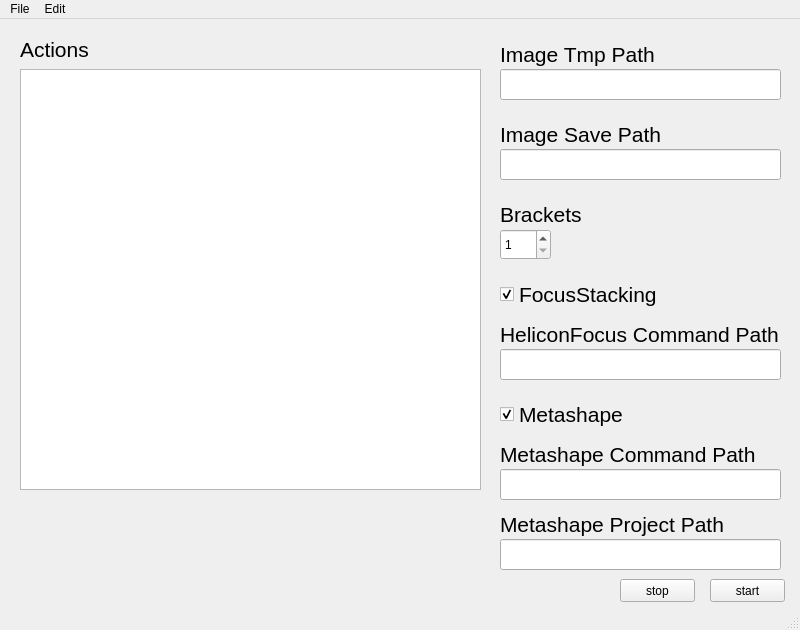
Old version of the form MainWindow.ui in the repository InteractiveGraphicsLab/StackShot3XAutoShooter.
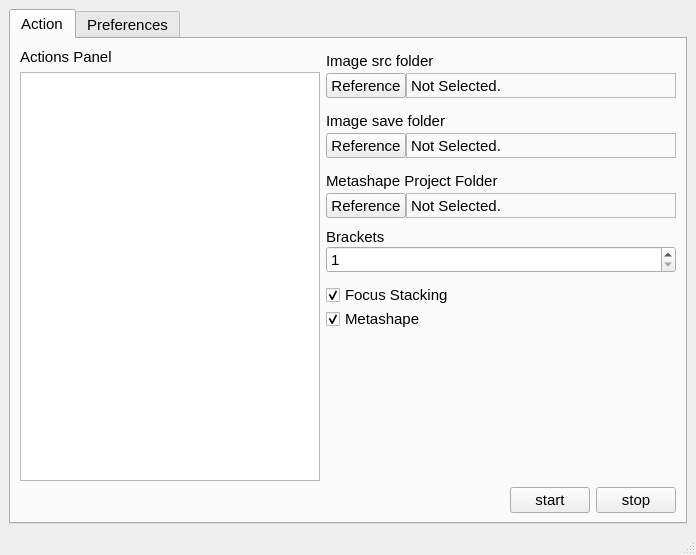
New version of the form.

```diff
--- a/MainWindow.ui
+++ b/MainWindow.ui
@@ -6,316 +6,723 @@
    <rect>
     <x>0</x>
     <y>0</y>
-    <width>800</width>
-    <height>630</height>
+    <width>696</width>
+    <height>555</height>
    </rect>
   </property>
+  <property name="font">
+   <font>
+    <pointsize>10</pointsize>
+   </font>
+  </property>
   <property name="windowTitle">
    <string>MainWindow</string>
   </property>
   <widget class="QWidget" name="centralwidget">
-   <widget class="QPlainTextEdit" name="actionsText">
-    <property name="geometry">
-     <rect>
-      <x>20</x>
-      <y>50</y>
-      <width>461</width>
-      <height>421</height>
-     </rect>
-    </property>
-   </widget>
-   <widget class="QPushButton" name="startButton">
-    <property name="geometry">
-     <rect>
-      <x>710</x>
-      <y>560</y>
-      <width>75</width>
-      <height>23</height>
-     </rect>
-    </property>
-    <property name="text">
-     <string>start</string>
-    </property>
-   </widget>
-   <widget class="QPushButton" name="stopButton">
-    <property name="geometry">
-     <rect>
-      <x>620</x>
-      <y>560</y>
-      <width>75</width>
-      <height>23</height>
-     </rect>
-    </property>
-    <property name="text">
-     <string>stop</string>
-    </property>
-   </widget>
-   <widget class="QLabel" name="actionsLabel">
-    <property name="geometry">
-     <rect>
-      <x>20</x>
-      <y>20</y>
-      <width>81</width>
-      <height>21</height>
-     </rect>
-    </property>
-    <property name="font">
-     <font>
-      <pointsize>16</pointsize>
-     </font>
-    </property>
-    <property name="text">
-     <string>Actions</string>
-    </property>
-   </widget>
-   <widget class="QLabel" name="imageTmpPathLabel">
-    <property name="geometry">
-     <rect>
-      <x>500</x>
-      <y>20</y>
-      <width>161</width>
-      <height>31</height>
-     </rect>
-    </property>
-    <property name="font">
-     <font>
-      <pointsize>16</pointsize>
-     </font>
-    </property>
-    <property name="text">
-     <string>Image Tmp Path</string>
-    </property>
-   </widget>
-   <widget class="QLabel" name="imageSavePathLabel">
-    <property name="geometry">
-     <rect>
-      <x>500</x>
-      <y>100</y>
-      <width>161</width>
-      <height>31</height>
-     </rect>
-    </property>
-    <property name="font">
-     <font>
-      <pointsize>16</pointsize>
-     </font>
-    </property>
-    <property name="text">
-     <string>Image Save Path</string>
-    </property>
-   </widget>
-   <widget class="QLineEdit" name="imageTmpPath">
-    <property name="geometry">
-     <rect>
-      <x>500</x>
-      <y>50</y>
-      <width>281</width>
-      <height>31</height>
-     </rect>
-    </property>
-   </widget>
-   <widget class="QLineEdit" name="imageSavePath">
-    <property name="geometry">
-     <rect>
-      <x>500</x>
-      <y>130</y>
-      <width>281</width>
-      <height>31</height>
-     </rect>
-    </property>
-   </widget>
-   <widget class="QLabel" name="bracketsLabel">
-    <property name="geometry">
-     <rect>
-      <x>500</x>
-      <y>180</y>
-      <width>111</width>
-      <height>31</height>
-     </rect>
-    </property>
-    <property name="font">
-     <font>
-      <pointsize>16</pointsize>
-     </font>
-    </property>
-    <property name="text">
-     <string>Brackets</string>
-    </property>
-   </widget>
-   <widget class="QSpinBox" name="brackets">
-    <property name="geometry">
-     <rect>
-      <x>500</x>
-      <y>210</y>
-      <width>51</width>
-      <height>31</height>
-     </rect>
-    </property>
-    <property name="minimum">
-     <number>1</number>
-    </property>
-   </widget>
-   <widget class="QCheckBox" name="doFocusStacking">
-    <property name="geometry">
-     <rect>
-      <x>500</x>
-      <y>260</y>
-      <width>161</width>
-      <height>31</height>
-     </rect>
-    </property>
-    <property name="font">
-     <font>
-      <pointsize>16</pointsize>
-     </font>
-    </property>
-    <property name="text">
-     <string>FocusStacking</string>
-    </property>
-    <property name="checkable">
-     <bool>true</bool>
-    </property>
-    <property name="checked">
-     <bool>true</bool>
-    </property>
-    <property name="tristate">
-     <bool>false</bool>
-    </property>
-   </widget>
-   <widget class="QLineEdit" name="heliconFocusCommandPath">
-    <property name="geometry">
-     <rect>
-      <x>500</x>
-      <y>330</y>
-      <width>281</width>
-      <height>31</height>
-     </rect>
-    </property>
-   </widget>
-   <widget class="QLabel" name="heliconFocusCommandPathLabel">
-    <property name="geometry">
-     <rect>
-      <x>500</x>
-      <y>300</y>
-      <width>281</width>
-      <height>31</height>
-     </rect>
-    </property>
-    <property name="font">
-     <font>
-      <pointsize>16</pointsize>
-     </font>
-    </property>
-    <property name="text">
-     <string>HeliconFocus Command Path</string>
-    </property>
-   </widget>
-   <widget class="QCheckBox" name="doMetashape">
-    <property name="geometry">
-     <rect>
-      <x>500</x>
-      <y>380</y>
-      <width>161</width>
-      <height>31</height>
-     </rect>
-    </property>
-    <property name="font">
-     <font>
-      <pointsize>16</pointsize>
-     </font>
-    </property>
-    <property name="text">
-     <string>Metashape</string>
-    </property>
-    <property name="checkable">
-     <bool>true</bool>
-    </property>
-    <property name="checked">
-     <bool>true</bool>
-    </property>
-    <property name="tristate">
-     <bool>false</bool>
-    </property>
-   </widget>
-   <widget class="QLineEdit" name="metashapeCommandPath">
-    <property name="geometry">
-     <rect>
-      <x>500</x>
-      <y>450</y>
-      <width>281</width>
-      <height>31</height>
-     </rect>
-    </property>
-   </widget>
-   <widget class="QLabel" name="metashapeCommandPathLabel">
-    <property name="geometry">
-     <rect>
-      <x>500</x>
-      <y>420</y>
-      <width>281</width>
-      <height>31</height>
-     </rect>
-    </property>
-    <property name="font">
-     <font>
-      <pointsize>16</pointsize>
-     </font>
-    </property>
-    <property name="text">
-     <string>Metashape Command Path</string>
-    </property>
-   </widget>
-   <widget class="QLineEdit" name="metashapeProjectPath">
-    <property name="geometry">
-     <rect>
-      <x>500</x>
-      <y>520</y>
-      <width>281</width>
-      <height>31</height>
-     </rect>
-    </property>
-   </widget>
-   <widget class="QLabel" name="metashapeProjectPathLabel">
-    <property name="geometry">
-     <rect>
-      <x>500</x>
-      <y>490</y>
-      <width>281</width>
-      <height>31</height>
-     </rect>
-    </property>
-    <property name="font">
-     <font>
-      <pointsize>16</pointsize>
-     </font>
-    </property>
-    <property name="text">
-     <string>Metashape Project Path</string>
-    </property>
-   </widget>
-  </widget>
-  <widget class="QMenuBar" name="menubar">
-   <property name="geometry">
-    <rect>
-     <x>0</x>
-     <y>0</y>
-     <width>800</width>
-     <height>22</height>
-    </rect>
-   </property>
-   <widget class="QMenu" name="menuFile">
-    <property name="title">
-     <string>File</string>
-    </property>
-   </widget>
-   <widget class="QMenu" name="menuEdit">
-    <property name="title">
-     <string>Edit</string>
-    </property>
-    <addaction name="actionPreference"/>
-   </widget>
-   <addaction name="menuFile"/>
-   <addaction name="menuEdit"/>
+   <layout class="QHBoxLayout" name="horizontalLayout">
+    <item>
+     <widget class="QTabWidget" name="tabWidget">
+      <property name="font">
+       <font>
+        <pointsize>11</pointsize>
+       </font>
+      </property>
+      <property name="currentIndex">
+       <number>0</number>
+      </property>
+      <widget class="QWidget" name="Action">
+       <attribute name="title">
+        <string>Action</string>
+       </attribute>
+       <layout class="QVBoxLayout" name="verticalLayout_8">
+        <item>
+         <layout class="QVBoxLayout" name="verticalLayout_7">
+          <property name="sizeConstraint">
+           <enum>QLayout::SetDefaultConstraint</enum>
+          </property>
+          <item>
+           <layout class="QHBoxLayout" name="horizontalLayout_11">
+            <item>
+             <layout class="QVBoxLayout" name="actionsPanelLayout">
+              <property name="sizeConstraint">
+               <enum>QLayout::SetDefaultConstraint</enum>
+              </property>
+              <property name="rightMargin">
+               <number>0</number>
+              </property>
+              <item>
+               <widget class="QLabel" name="actionsLabel">
+                <property name="sizePolicy">
+                 <sizepolicy hsizetype="Preferred" vsizetype="Preferred">
+                  <horstretch>0</horstretch>
+                  <verstretch>0</verstretch>
+                 </sizepolicy>
+                </property>
+                <property name="font">
+                 <font>
+                  <pointsize>11</pointsize>
+                 </font>
+                </property>
+                <property name="text">
+                 <string>Actions Panel</string>
+                </property>
+               </widget>
+              </item>
+              <item>
+               <widget class="QPlainTextEdit" name="actionsText">
+                <property name="sizePolicy">
+                 <sizepolicy hsizetype="Fixed" vsizetype="Expanding">
+                  <horstretch>0</horstretch>
+                  <verstretch>0</verstretch>
+                 </sizepolicy>
+                </property>
+                <property name="minimumSize">
+                 <size>
+                  <width>300</width>
+                  <height>400</height>
+                 </size>
+                </property>
+                <property name="maximumSize">
+                 <size>
+                  <width>300</width>
+                  <height>16777215</height>
+                 </size>
+                </property>
+                <property name="plainText">
+                 <string/>
+                </property>
+               </widget>
+              </item>
+             </layout>
+            </item>
+            <item>
+             <layout class="QVBoxLayout" name="verticalLayout_6">
+              <property name="spacing">
+               <number>0</number>
+              </property>
+              <property name="bottomMargin">
+               <number>0</number>
+              </property>
+              <item>
+               <layout class="QVBoxLayout" name="imageSrcFolderLayout">
+                <property name="spacing">
+                 <number>0</number>
+                </property>
+                <property name="bottomMargin">
+                 <number>10</number>
+                </property>
+                <item>
+                 <widget class="QLabel" name="imageSrcFolderLabel">
+                  <property name="minimumSize">
+                   <size>
+                    <width>200</width>
+                    <height>25</height>
+                   </size>
+                  </property>
+                  <property name="maximumSize">
+                   <size>
+                    <width>200</width>
+                    <height>25</height>
+                   </size>
+                  </property>
+                  <property name="text">
+                   <string>Image src folder</string>
+                  </property>
+                 </widget>
+                </item>
+                <item>
+                 <layout class="QHBoxLayout" name="horizontalLayout_10">
+                  <item>
+                   <widget class="QPushButton" name="imageSrcFolderReferenceButton">
+                    <property name="sizePolicy">
+                     <sizepolicy hsizetype="Minimum" vsizetype="Fixed">
+                      <horstretch>0</horstretch>
+                      <verstretch>0</verstretch>
+                     </sizepolicy>
+                    </property>
+                    <property name="minimumSize">
+                     <size>
+                      <width>80</width>
+                      <height>25</height>
+                     </size>
+                    </property>
+                    <property name="maximumSize">
+                     <size>
+                      <width>80</width>
+                      <height>25</height>
+                     </size>
+                    </property>
+                    <property name="text">
+                     <string>Reference</string>
+                    </property>
+                    <property name="iconSize">
+                     <size>
+                      <width>16</width>
+                      <height>16</height>
+                     </size>
+                    </property>
+                    <property name="autoDefault">
+                     <bool>false</bool>
+                    </property>
+                    <property name="default">
+                     <bool>false</bool>
+                    </property>
+                    <property name="flat">
+                     <bool>false</bool>
+                    </property>
+                   </widget>
+                  </item>
+                  <item>
+                   <widget class="QLabel" name="imageSrcFolderPath">
+                    <property name="sizePolicy">
+                     <sizepolicy hsizetype="Expanding" vsizetype="Preferred">
+                      <horstretch>0</horstretch>
+                      <verstretch>0</verstretch>
+                     </sizepolicy>
+                    </property>
+                    <property name="minimumSize">
+                     <size>
+                      <width>0</width>
+                      <height>25</height>
+                     </size>
+                    </property>
+                    <property name="maximumSize">
+                     <size>
+                      <width>16777215</width>
+                      <height>25</height>
+                     </size>
+                    </property>
+                    <property name="frameShape">
+                     <enum>QFrame::StyledPanel</enum>
+                    </property>
+                    <property name="frameShadow">
+                     <enum>QFrame::Plain</enum>
+                    </property>
+                    <property name="text">
+                     <string>Not Selected.</string>
+                    </property>
+                    <property name="textInteractionFlags">
+                     <set>Qt::NoTextInteraction</set>
+                    </property>
+                   </widget>
+                  </item>
+                 </layout>
+                </item>
+               </layout>
+              </item>
+              <item>
+               <layout class="QVBoxLayout" name="imageSaveFolderLayout">
+                <property name="spacing">
+                 <number>0</number>
+                </property>
+                <property name="bottomMargin">
+                 <number>10</number>
+                </property>
+                <item>
+                 <widget class="QLabel" name="imageSaveFolderLabel">
+                  <property name="minimumSize">
+                   <size>
+                    <width>200</width>
+                    <height>25</height>
+                   </size>
+                  </property>
+                  <property name="maximumSize">
+                   <size>
+                    <width>200</width>
+                    <height>25</height>
+                   </size>
+                  </property>
+                  <property name="text">
+                   <string>Image save folder</string>
+                  </property>
+                 </widget>
+                </item>
+                <item>
+                 <layout class="QHBoxLayout" name="horizontalLayout_8">
+                  <item>
+                   <widget class="QPushButton" name="imageSaveFolderReferenceButton">
+                    <property name="sizePolicy">
+                     <sizepolicy hsizetype="Minimum" vsizetype="Fixed">
+                      <horstretch>0</horstretch>
+                      <verstretch>0</verstretch>
+                     </sizepolicy>
+                    </property>
+                    <property name="minimumSize">
+                     <size>
+                      <width>80</width>
+                      <height>25</height>
+                     </size>
+                    </property>
+                    <property name="maximumSize">
+                     <size>
+                      <width>80</width>
+                      <height>25</height>
+                     </size>
+                    </property>
+                    <property name="text">
+                     <string>Reference</string>
+                    </property>
+                    <property name="iconSize">
+                     <size>
+                      <width>16</width>
+                      <height>16</height>
+                     </size>
+                    </property>
+                    <property name="autoDefault">
+                     <bool>false</bool>
+                    </property>
+                    <property name="default">
+                     <bool>false</bool>
+                    </property>
+                    <property name="flat">
+                     <bool>false</bool>
+                    </property>
+                   </widget>
+                  </item>
+                  <item>
+                   <widget class="QLabel" name="imageSaveFolderPath">
+                    <property name="minimumSize">
+                     <size>
+                      <width>250</width>
+                      <height>25</height>
+                     </size>
+                    </property>
+                    <property name="maximumSize">
+                     <size>
+                      <width>16777215</width>
+                      <height>25</height>
+                     </size>
+                    </property>
+                    <property name="frameShape">
+                     <enum>QFrame::StyledPanel</enum>
+                    </property>
+                    <property name="frameShadow">
+                     <enum>QFrame::Plain</enum>
+                    </property>
+                    <property name="text">
+                     <string>Not Selected.</string>
+                    </property>
+                    <property name="textInteractionFlags">
+                     <set>Qt::NoTextInteraction</set>
+                    </property>
+                   </widget>
+                  </item>
+                 </layout>
+                </item>
+               </layout>
+              </item>
+              <item>
+               <layout class="QVBoxLayout" name="metashapeProjectFolderLayout">
+                <property name="spacing">
+                 <number>0</number>
+                </property>
+                <property name="bottomMargin">
+                 <number>10</number>
+                </property>
+                <item>
+                 <widget class="QLabel" name="metashapeProjectFolderLabel">
+                  <property name="minimumSize">
+                   <size>
+                    <width>200</width>
+                    <height>25</height>
+                   </size>
+                  </property>
+                  <property name="maximumSize">
+                   <size>
+                    <width>105</width>
+                    <height>25</height>
+                   </size>
+                  </property>
+                  <property name="text">
+                   <string>Metashape Project Folder</string>
+                  </property>
+                 </widget>
+                </item>
+                <item>
+                 <layout class="QHBoxLayout" name="horizontalLayout_9">
+                  <item>
+                   <widget class="QPushButton" name="metashapeProjectFolderPathReferenceButton">
+                    <property name="sizePolicy">
+                     <sizepolicy hsizetype="Minimum" vsizetype="Fixed">
+                      <horstretch>0</horstretch>
+                      <verstretch>0</verstretch>
+                     </sizepolicy>
+                    </property>
+                    <property name="minimumSize">
+                     <size>
+                      <width>80</width>
+                      <height>25</height>
+                     </size>
+                    </property>
+                    <property name="maximumSize">
+                     <size>
+                      <width>80</width>
+                      <height>25</height>
+                     </size>
+                    </property>
+                    <property name="text">
+                     <string>Reference</string>
+                    </property>
+                    <property name="iconSize">
+                     <size>
+                      <width>16</width>
+                      <height>16</height>
+                     </size>
+                    </property>
+                    <property name="autoDefault">
+                     <bool>false</bool>
+                    </property>
+                    <property name="default">
+                     <bool>false</bool>
+                    </property>
+                    <property name="flat">
+                     <bool>false</bool>
+                    </property>
+                   </widget>
+                  </item>
+                  <item>
+                   <widget class="QLabel" name="metashapeProjectFolderPath">
+                    <property name="minimumSize">
+                     <size>
+                      <width>250</width>
+                      <height>25</height>
+                     </size>
+                    </property>
+                    <property name="maximumSize">
+                     <size>
+                      <width>16777215</width>
+                      <height>25</height>
+                     </size>
+                    </property>
+                    <property name="frameShape">
+                     <enum>QFrame::StyledPanel</enum>
+                    </property>
+                    <property name="frameShadow">
+                     <enum>QFrame::Plain</enum>
+                    </property>
+                    <property name="text">
+                     <string>Not Selected.</string>
+                    </property>
+                    <property name="textInteractionFlags">
+                     <set>Qt::NoTextInteraction</set>
+                    </property>
+                   </widget>
+                  </item>
+                 </layout>
+                </item>
+               </layout>
+              </item>
+              <item>
+               <layout class="QVBoxLayout" name="bracketsLayout">
+                <property name="spacing">
+                 <number>0</number>
+                </property>
+                <property name="bottomMargin">
+                 <number>10</number>
+                </property>
+                <item>
+                 <widget class="QLabel" name="bracketsLabel">
+                  <property name="font">
+                   <font>
+                    <pointsize>11</pointsize>
+                   </font>
+                  </property>
+                  <property name="text">
+                   <string>Brackets</string>
+                  </property>
+                 </widget>
+                </item>
+                <item>
+                 <widget class="QSpinBox" name="brackets">
+                  <property name="minimum">
+                   <number>1</number>
+                  </property>
+                 </widget>
+                </item>
+               </layout>
+              </item>
+              <item>
+               <widget class="QCheckBox" name="doFocusStacking">
+                <property name="text">
+                 <string>Focus Stacking</string>
+                </property>
+                <property name="checked">
+                 <bool>true</bool>
+                </property>
+               </widget>
+              </item>
+              <item>
+               <widget class="QCheckBox" name="doMetashape">
+                <property name="text">
+                 <string>Metashape</string>
+                </property>
+                <property name="checked">
+                 <bool>true</bool>
+                </property>
+               </widget>
+              </item>
+              <item>
+               <spacer name="verticalSpacer">
+                <property name="orientation">
+                 <enum>Qt::Vertical</enum>
+                </property>
+                <property name="sizeHint" stdset="0">
+                 <size>
+                  <width>20</width>
+                  <height>40</height>
+                 </size>
+                </property>
+               </spacer>
+              </item>
+             </layout>
+            </item>
+           </layout>
+          </item>
+          <item>
+           <layout class="QHBoxLayout" name="horizontalLayout_3">
+            <item>
+             <spacer name="horizontalSpacer">
+              <property name="orientation">
+               <enum>Qt::Horizontal</enum>
+              </property>
+              <property name="sizeHint" stdset="0">
+               <size>
+                <width>40</width>
+                <height>20</height>
+               </size>
+              </property>
+             </spacer>
+            </item>
+            <item>
+             <widget class="QPushButton" name="startButton">
+              <property name="minimumSize">
+               <size>
+                <width>80</width>
+                <height>0</height>
+               </size>
+              </property>
+              <property name="maximumSize">
+               <size>
+                <width>80</width>
+                <height>16777215</height>
+               </size>
+              </property>
+              <property name="text">
+               <string>start</string>
+              </property>
+             </widget>
+            </item>
+            <item>
+             <widget class="QPushButton" name="stopButton">
+              <property name="minimumSize">
+               <size>
+                <width>80</width>
+                <height>0</height>
+               </size>
+              </property>
+              <property name="maximumSize">
+               <size>
+                <width>80</width>
+                <height>16777215</height>
+               </size>
+              </property>
+              <property name="text">
+               <string>stop</string>
+              </property>
+             </widget>
+            </item>
+           </layout>
+          </item>
+         </layout>
+        </item>
+       </layout>
+      </widget>
+      <widget class="QWidget" name="Preferences">
+       <attribute name="title">
+        <string>Preferences</string>
+       </attribute>
+       <layout class="QFormLayout" name="formLayout">
+        <item row="0" column="0">
+         <widget class="QLabel" name="heliconfocusCommandPathLabel">
+          <property name="minimumSize">
+           <size>
+            <width>200</width>
+            <height>25</height>
+           </size>
+          </property>
+          <property name="maximumSize">
+           <size>
+            <width>105</width>
+            <height>25</height>
+           </size>
+          </property>
+          <property name="text">
+           <string>HeliconFocus Command PATH</string>
+          </property>
+         </widget>
+        </item>
+        <item row="0" column="1">
+         <layout class="QHBoxLayout" name="horizontalLayout_5">
+          <item>
+           <widget class="QPushButton" name="heliconFocusCommandPathReferenceButton">
+            <property name="sizePolicy">
+             <sizepolicy hsizetype="Minimum" vsizetype="Fixed">
+              <horstretch>0</horstretch>
+              <verstretch>0</verstretch>
+             </sizepolicy>
+            </property>
+            <property name="minimumSize">
+             <size>
+              <width>80</width>
+              <height>25</height>
+             </size>
+            </property>
+            <property name="maximumSize">
+             <size>
+              <width>80</width>
+              <height>25</height>
+             </size>
+            </property>
+            <property name="text">
+             <string>Reference</string>
+            </property>
+            <property name="iconSize">
+             <size>
+              <width>16</width>
+              <height>16</height>
+             </size>
+            </property>
+            <property name="autoDefault">
+             <bool>false</bool>
+            </property>
+            <property name="default">
+             <bool>false</bool>
+            </property>
+            <property name="flat">
+             <bool>false</bool>
+            </property>
+           </widget>
+          </item>
+          <item>
+           <widget class="QLabel" name="heliconfocusCommandPath">
+            <property name="minimumSize">
+             <size>
+              <width>0</width>
+              <height>25</height>
+             </size>
+            </property>
+            <property name="maximumSize">
+             <size>
+              <width>16777215</width>
+              <height>25</height>
+             </size>
+            </property>
+            <property name="frameShape">
+             <enum>QFrame::StyledPanel</enum>
+            </property>
+            <property name="frameShadow">
+             <enum>QFrame::Plain</enum>
+            </property>
+            <property name="text">
+             <string>Not Selected.</string>
+            </property>
+           </widget>
+          </item>
+         </layout>
+        </item>
+        <item row="1" column="0">
+         <widget class="QLabel" name="metashapeCommandPathLabel">
+          <property name="minimumSize">
+           <size>
+            <width>200</width>
+            <height>25</height>
+           </size>
+          </property>
+          <property name="maximumSize">
+           <size>
+            <width>105</width>
+            <height>25</height>
+           </size>
+          </property>
+          <property name="text">
+           <string>Metashape Command PATH</string>
+          </property>
+         </widget>
+        </item>
+        <item row="1" column="1">
+         <layout class="QHBoxLayout" name="horizontalLayout_6">
+          <item>
+           <widget class="QPushButton" name="metashapeCommandPathReferenceButton">
+            <property name="sizePolicy">
+             <sizepolicy hsizetype="Minimum" vsizetype="Fixed">
+              <horstretch>0</horstretch>
+              <verstretch>0</verstretch>
+             </sizepolicy>
+            </property>
+            <property name="minimumSize">
+             <size>
+              <width>80</width>
+              <height>25</height>
+             </size>
+            </property>
+            <property name="maximumSize">
+             <size>
+              <width>80</width>
+              <height>25</height>
+             </size>
+            </property>
+            <property name="text">
+             <string>Reference</string>
+            </property>
+            <property name="iconSize">
+             <size>
+              <width>16</width>
+              <height>16</height>
+             </size>
+            </property>
+            <property name="autoDefault">
+             <bool>false</bool>
+            </property>
+            <property name="default">
+             <bool>false</bool>
+            </property>
+            <property name="flat">
+             <bool>false</bool>
+            </property>
+           </widget>
+          </item>
+          <item>
+           <widget class="QLabel" name="metashapeCommandPath">
+            <property name="minimumSize">
+             <size>
+              <width>0</width>
+              <height>25</height>
+             </size>
+            </property>
+            <property name="maximumSize">
+             <size>
+              <width>16777215</width>
+              <height>25</height>
+             </size>
+            </property>
+            <property name="frameShape">
+             <enum>QFrame::StyledPanel</enum>
+            </property>
+            <property name="frameShadow">
+             <enum>QFrame::Plain</enum>
+            </property>
+            <property name="text">
+             <string>Not Selected.</string>
+            </property>
+           </widget>
+          </item>
+         </layout>
+        </item>
+       </layout>
+      </widget>
+     </widget>
+    </item>
+   </layout>
   </widget>
   <widget class="QStatusBar" name="statusbar"/>
   <action name="actionPreference">
```
Left out of the diff: 2 changed lines with no effect on the pictures.
